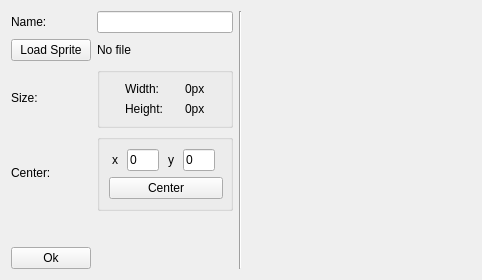
Before: the Qt Designer form src/PK Creator/SpriteWindow.ui in Hary309/PKCreator, drawn with Qt 5.
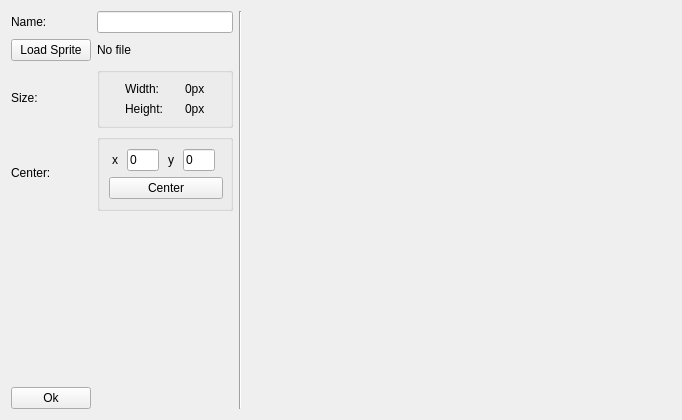
After: the same form once the commit is applied.

Commit message: Changed position of sprite viewer

Patch:
```diff
--- a/src/PK Creator/SpriteWindow.ui
+++ b/src/PK Creator/SpriteWindow.ui
@@ -6,8 +6,8 @@
    <rect>
     <x>0</x>
     <y>0</y>
-    <width>482</width>
-    <height>280</height>
+    <width>682</width>
+    <height>420</height>
    </rect>
   </property>
   <property name="minimumSize">
@@ -374,10 +374,12 @@
    </item>
    <item>
     <layout class="QGridLayout" name="gridLayout_2">
-     <item row="0" column="0">
+     <item row="1" column="0">
+      <layout class="QVBoxLayout" name="verticalLayout_3">
+       <item>
       <widget class="QLabel" name="imageLabel">
        <property name="sizePolicy">
-        <sizepolicy hsizetype="Expanding" vsizetype="Expanding">
+          <sizepolicy hsizetype="Maximum" vsizetype="Maximum">
          <horstretch>0</horstretch>
          <verstretch>0</verstretch>
         </sizepolicy>
@@ -386,6 +388,34 @@
         <string/>
        </property>
       </widget>
+       </item>
+       <item>
+        <spacer name="verticalSpacer_2">
+         <property name="orientation">
+          <enum>Qt::Vertical</enum>
+         </property>
+         <property name="sizeHint" stdset="0">
+          <size>
+           <width>20</width>
+           <height>40</height>
+          </size>
+         </property>
+        </spacer>
+       </item>
+      </layout>
+     </item>
+     <item row="1" column="1">
+      <spacer name="horizontalSpacer">
+       <property name="orientation">
+        <enum>Qt::Horizontal</enum>
+       </property>
+       <property name="sizeHint" stdset="0">
+        <size>
+         <width>40</width>
+         <height>20</height>
+        </size>
+       </property>
+      </spacer>
      </item>
     </layout>
    </item>
```
Lines whose indentation alone changed are shown as unchanged. The commit also changes 1 other file.
